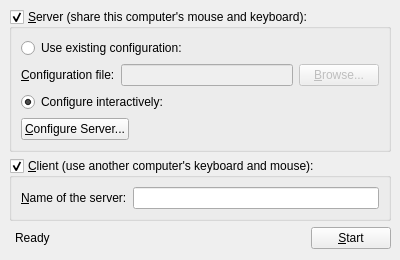
Above: gui/res/MainWindowBase.ui from pvanek/synergy before the change. Below: the same form after it.
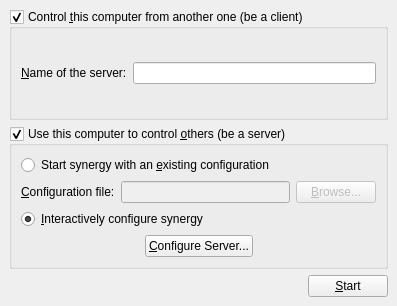
That is the form after the change.

```diff
--- a/gui/res/MainWindowBase.ui
+++ b/gui/res/MainWindowBase.ui
@@ -1,75 +1,69 @@
 <?xml version="1.0" encoding="UTF-8"?>
 <ui version="4.0">
  <class>MainWindowBase</class>
- <widget class="QMainWindow" name="MainWindowBase">
-  <property name="geometry">
+ <widget class="QMainWindow" name="MainWindowBase" >
+  <property name="geometry" >
    <rect>
     <x>0</x>
     <y>0</y>
-    <width>400</width>
-    <height>260</height>
+    <width>397</width>
+    <height>306</height>
    </rect>
   </property>
-  <property name="sizePolicy">
-   <sizepolicy hsizetype="Fixed" vsizetype="Fixed">
-    <horstretch>0</horstretch>
-    <verstretch>0</verstretch>
-   </sizepolicy>
+  <property name="windowTitle" >
+   <string>QSynergy</string>
   </property>
-  <property name="minimumSize">
-   <size>
-    <width>400</width>
-    <height>260</height>
-   </size>
-  </property>
-  <property name="maximumSize">
-   <size>
-    <width>400</width>
-    <height>260</height>
-   </size>
-  </property>
-  <property name="windowTitle">
-   <string>Synergy+</string>
-  </property>
-  <widget class="QWidget" name="centralwidget">
-   <layout class="QGridLayout">
-    <item row="5" column="3">
-     <widget class="QPushButton" name="m_pButtonToggleStart">
-      <property name="text">
-       <string>&amp;Start</string>
+  <widget class="QWidget" name="centralwidget" >
+   <layout class="QGridLayout" >
+    <item row="0" column="0" colspan="2" >
+     <widget class="QGroupBox" name="m_pGroupClient" >
+      <property name="title" >
+       <string>Control &amp;this computer from another one (be a client)</string>
       </property>
+      <property name="checkable" >
+       <bool>true</bool>
+      </property>
+      <layout class="QGridLayout" >
+       <item row="0" column="0" >
+        <widget class="QLabel" name="m_pLabel_2" >
+         <property name="text" >
+          <string>&amp;Name of the server:</string>
+         </property>
+         <property name="buddy" >
+          <cstring>m_pLineEditHostname</cstring>
+         </property>
+        </widget>
+       </item>
+       <item row="0" column="1" >
+        <widget class="QLineEdit" name="m_pLineEditHostname" />
+       </item>
+      </layout>
      </widget>
     </item>
-    <item row="1" column="0" colspan="4">
-     <widget class="QGroupBox" name="m_pGroupServer">
-      <property name="sizePolicy">
-       <sizepolicy hsizetype="Preferred" vsizetype="Fixed">
-        <horstretch>0</horstretch>
-        <verstretch>0</verstretch>
-       </sizepolicy>
+    <item row="1" column="0" colspan="2" >
+     <widget class="QGroupBox" name="m_pGroupServer" >
+      <property name="title" >
+       <string>Use this computer to control &amp;others (be a server)</string>
       </property>
-      <property name="title">
-       <string>&amp;Server (share this computer's mouse and keyboard):</string>
-      </property>
-      <property name="checkable">
+      <property name="checkable" >
        <bool>true</bool>
       </property>
       <property name="checked">
        <bool>true</bool>
       </property>
-      <layout class="QVBoxLayout">
+      <layout class="QVBoxLayout" >
        <item>
-        <widget class="QRadioButton" name="m_pRadioExternalConfig">
-         <property name="text">
-          <string>Use existing configuration:</string>
+        <widget class="QRadioButton" name="m_pRadioExternalConfig" >
+         <property name="text" >
+          <string>Start synergy with an &amp;existing configuration</string>
          </property>
         </widget>
        </item>
        <item>
-        <layout class="QHBoxLayout">
+        <layout class="QHBoxLayout" >
          <item>
-          <widget class="QLabel" name="m_pLabelConfigurationFile">
-           <property name="text">
+          <widget class="QLabel" name="m_pLabel_4" >
+           <property name="text" >
             <string>&amp;Configuration file:</string>
            </property>
            <property name="buddy">
@@ -78,15 +72,15 @@
           </widget>
          </item>
          <item>
-          <widget class="QLineEdit" name="m_pLineEditConfigFile">
-           <property name="enabled">
+          <widget class="QLineEdit" name="m_pLineEditConfigFile" >
+           <property name="enabled" >
             <bool>false</bool>
            </property>
           </widget>
          </item>
          <item>
-          <widget class="QPushButton" name="m_pButtonBrowseConfigFile">
-           <property name="enabled">
+          <widget class="QPushButton" name="m_pButtonBrowseConfigFile" >
+           <property name="enabled" >
             <bool>false</bool>
            </property>
            <property name="text">
@@ -97,9 +91,9 @@
         </layout>
        </item>
        <item>
-        <widget class="QRadioButton" name="m_pRadioInternalConfig">
-         <property name="text">
-          <string>Configure interactively:</string>
+        <widget class="QRadioButton" name="m_pRadioInternalConfig" >
+         <property name="text" >
+          <string>&amp;Interactively configure synergy</string>
          </property>
          <property name="checked">
           <bool>true</bool>
@@ -107,10 +101,23 @@
         </widget>
        </item>
        <item>
-        <layout class="QHBoxLayout">
+        <layout class="QHBoxLayout" >
          <item>
-          <widget class="QPushButton" name="m_pButtonConfigureServer">
-           <property name="text">
+          <spacer>
+           <property name="orientation" >
+            <enum>Qt::Horizontal</enum>
+           </property>
+           <property name="sizeHint" >
+            <size>
+             <width>40</width>
+             <height>20</height>
+            </size>
+           </property>
+          </spacer>
+         </item>
+         <item>
+          <widget class="QPushButton" name="m_pButtonConfigureServer" >
+           <property name="text" >
             <string>&amp;Configure Server...</string>
            </property>
           </widget>
@@ -133,50 +140,12 @@
       </layout>
      </widget>
     </item>
-    <item row="2" column="0" colspan="4">
-     <widget class="QGroupBox" name="m_pGroupClient">
-      <property name="sizePolicy">
-       <sizepolicy hsizetype="Preferred" vsizetype="Fixed">
-        <horstretch>0</horstretch>
-        <verstretch>0</verstretch>
-       </sizepolicy>
-      </property>
-      <property name="title">
-       <string>&amp;Client (use another computer's keyboard and mouse):</string>
-      </property>
-      <property name="checkable">
-       <bool>true</bool>
-      </property>
-      <layout class="QGridLayout">
-       <item row="0" column="0">
-        <widget class="QLabel" name="m_pLabelServerName">
-         <property name="text">
-          <string>&amp;Name of the server:</string>
-         </property>
-         <property name="buddy">
-          <cstring>m_pLineEditHostname</cstring>
-         </property>
-        </widget>
-       </item>
-       <item row="0" column="1">
-        <widget class="QLineEdit" name="m_pLineEditHostname"/>
-       </item>
-      </layout>
-     </widget>
-    </item>
-    <item row="5" column="1">
-     <widget class="QLabel" name="m_pStatusLabel">
-      <property name="text">
-       <string>Ready</string>
-      </property>
-     </widget>
-    </item>
-    <item row="5" column="2">
+    <item row="3" column="0" >
      <spacer>
-      <property name="orientation">
+      <property name="orientation" >
        <enum>Qt::Horizontal</enum>
       </property>
-      <property name="sizeHint" stdset="0">
+      <property name="sizeHint" >
        <size>
         <width>40</width>
         <height>20</height>
@@ -184,6 +153,13 @@
       </property>
      </spacer>
     </item>
+    <item row="3" column="1" >
+     <widget class="QPushButton" name="m_pButtonStart" >
+      <property name="text" >
+       <string>&amp;Start</string>
+      </property>
+     </widget>
+    </item>
    </layout>
   </widget>
   <action name="m_pActionAbout">
```
Left out of the diff: 146 changed lines with no effect on the pictures.
